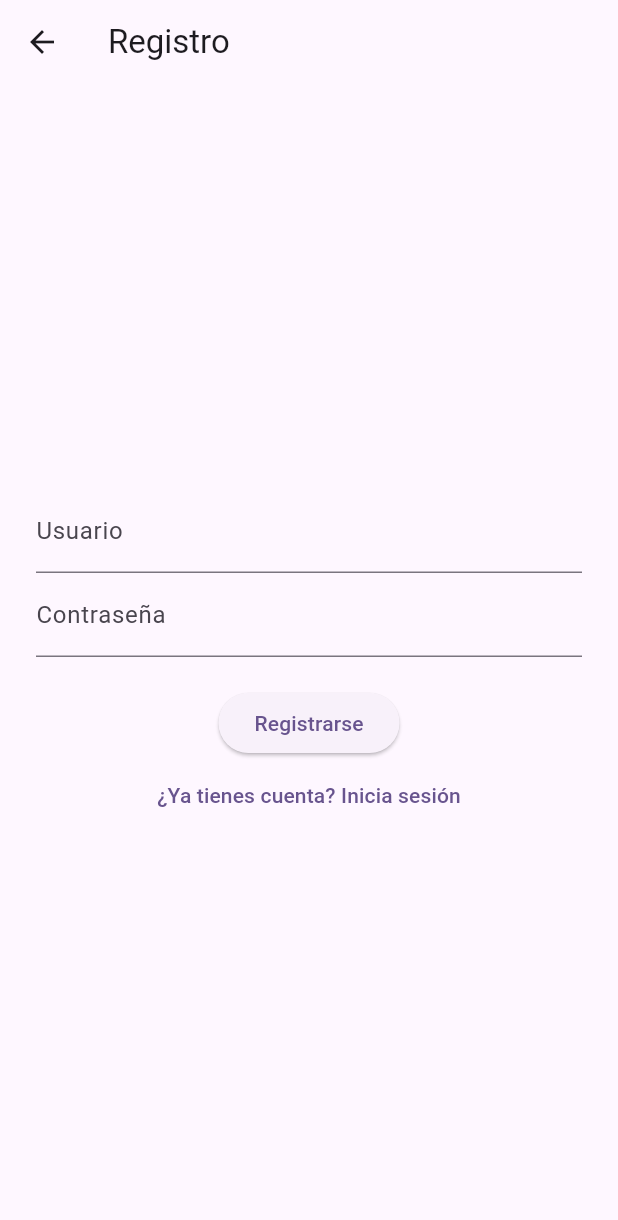
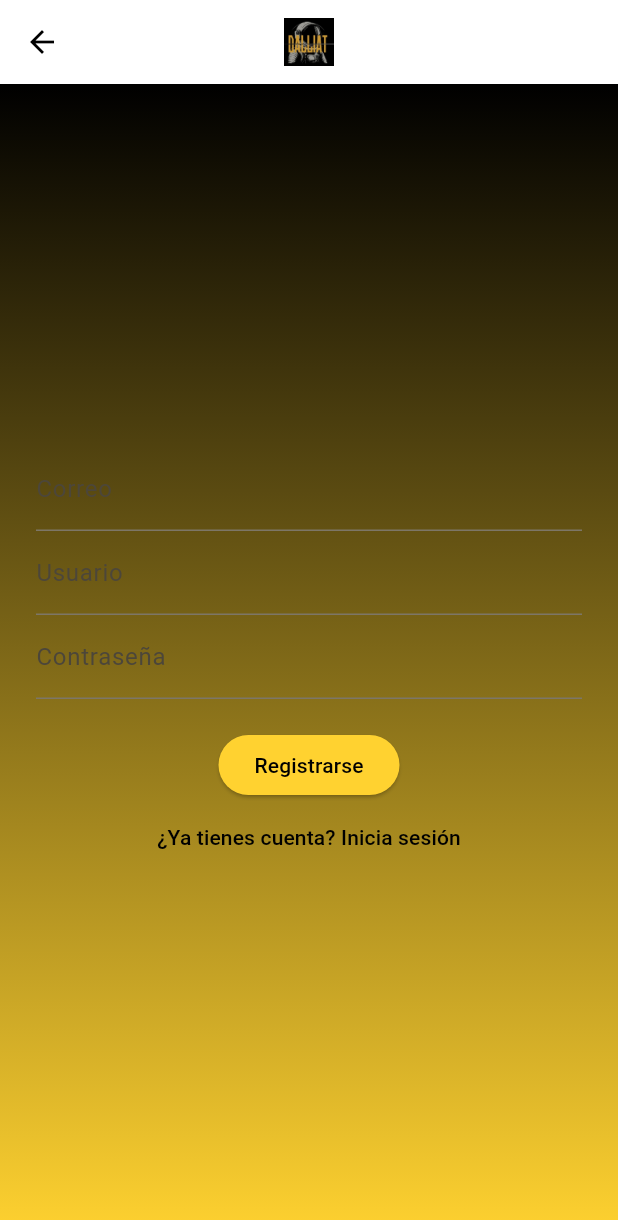
Before and after one commit to Danielpveran/DalliatApp, a Flutter app: the screen it shows after launch, after a tap on "Iniciar sesión", after a tap on "¿No tienes cuenta? Regístrate", on a phone screen of 412 x 824 dp. Shown: the top 1220 px of the screen. Run offline on Flutter 3.47's test engine with Material 3 defaults, Android fonts, the phone set to English and light mode, and no system bars; our stand-ins replace flutter_secure_storage, local_auth.

Commit message:
Se añadieron estilos y se soluciona errores en el main.dart

```diff
--- a/lib/main.dart
+++ b/lib/main.dart
@@ -2,6 +2,7 @@ import 'package:flutter/material.dart';
 import 'screens/login_screen.dart';
 import 'screens/register_screen.dart';
 import 'screens/home_screen.dart';
+import 'screens/shop_screen.dart';
 
 void main() {
   WidgetsFlutterBinding.ensureInitialized();
@@ -14,16 +15,40 @@ class MyApp extends StatelessWidget {
   @override
   Widget build(BuildContext context) {
     return MaterialApp(
-      title: 'Autenticación Biométrica',
+      title: 'Dalliat App',
       theme: ThemeData(
-        colorScheme: ColorScheme.fromSeed(seedColor: Colors.deepPurple),
         useMaterial3: true,
+        brightness: Brightness.light,
+        scaffoldBackgroundColor: Colors.white,
+        appBarTheme: const AppBarTheme(
+          backgroundColor: Colors.white,
+          foregroundColor: Colors.black,
+          elevation: 0,
+        ),
+        colorScheme: ColorScheme.fromSeed(
+          seedColor: const Color(0xFFFFD230),
+          brightness: Brightness.light,
+        ).copyWith(
+          primary: const Color(0xFFFFD230),
+          secondary: Colors.black,
+          onPrimary: Colors.black,
+        ),
+        textButtonTheme: TextButtonThemeData(
+          style: TextButton.styleFrom(foregroundColor: Colors.black),
+        ),
+        elevatedButtonTheme: ElevatedButtonThemeData(
+          style: ElevatedButton.styleFrom(
+            backgroundColor: const Color(0xFFFFD230),
+            foregroundColor: Colors.black,
+          ),
+        ),
       ),
       initialRoute: '/login',
       routes: {
         '/login': (context) => const LoginScreen(),
         '/register': (context) => const RegisterScreen(),
         '/home': (context) => const HomeScreen(),
+        '/shop': (context) => const ShopScreen(),
       },
     );
   }
--- a/lib/screens/login_screen.dart
+++ b/lib/screens/login_screen.dart
@@ -24,7 +24,17 @@ class _LoginScreenState extends State<LoginScreen> {
       _passwordController.text,
     );
     if (token != null) {
-      // Intentar autenticación biométrica
+      // Intentar autenticación biométrica con verificaciones y fallback
+      try {
+        final canCheck = await _localAuth.canCheckBiometrics;
+        final isSupported = await _localAuth.isDeviceSupported();
+
+        if (!(canCheck && isSupported)) {
+          if (!mounted) return;
+          Navigator.pushReplacementNamed(context, '/home');
+          return;
+        }
+
         final didAuth = await _localAuth.authenticate(
           localizedReason: 'Autentícate para acceder',
           options: const AuthenticationOptions(biometricOnly: true),
@@ -33,7 +43,12 @@ class _LoginScreenState extends State<LoginScreen> {
           if (!mounted) return;
           Navigator.pushReplacementNamed(context, '/home');
         } else {
-        setState(() => _error = 'Autenticación biométrica fallida');
+          setState(() => _error = 'Autenticación biométrica cancelada o fallida');
+        }
+      } catch (e) {
+        // Fallback si hay excepción (no configurada/enroll o no soportada)
+        if (!mounted) return;
+        Navigator.pushReplacementNamed(context, '/home');
       }
     } else {
       setState(() => _error = 'Usuario o contraseña incorrectos');
@@ -43,8 +58,19 @@ class _LoginScreenState extends State<LoginScreen> {
   @override
   Widget build(BuildContext context) {
     return Scaffold(
-      appBar: AppBar(title: const Text('Login')),
-      body: Padding(
+      appBar: AppBar(
+        title: Image.asset('lib/assets/IMG/LogoDalliat.png', height: 32),
+        centerTitle: true,
+      ),
+      body: Container(
+        decoration: const BoxDecoration(
+          gradient: LinearGradient(
+            colors: [Colors.black, Color(0xFFFFD230)],
+            begin: Alignment.topCenter,
+            end: Alignment.bottomCenter,
+          ),
+        ),
+        child: Padding(
           padding: const EdgeInsets.all(24),
           child: Form(
             key: _formKey,
@@ -80,6 +106,7 @@ class _LoginScreenState extends State<LoginScreen> {
             ),
           ),
         ),
+      ),
     );
   }
 }
--- a/lib/screens/register_screen.dart
+++ b/lib/screens/register_screen.dart
@@ -10,6 +10,7 @@ class RegisterScreen extends StatefulWidget {
 
 class _RegisterScreenState extends State<RegisterScreen> {
   final _formKey = GlobalKey<FormState>();
+  final _emailController = TextEditingController();
   final _usernameController = TextEditingController();
   final _passwordController = TextEditingController();
   final AuthService _authService = AuthService();
@@ -21,6 +22,7 @@ class _RegisterScreenState extends State<RegisterScreen> {
     final ok = await _authService.register(
       _usernameController.text,
       _passwordController.text,
+      _emailController.text,
     );
     if (ok) {
       setState(() {
@@ -38,14 +40,31 @@ class _RegisterScreenState extends State<RegisterScreen> {
   @override
   Widget build(BuildContext context) {
     return Scaffold(
-      appBar: AppBar(title: const Text('Registro')),
-      body: Padding(
+      appBar: AppBar(
+        title: Image.asset('lib/assets/IMG/LogoDalliat.png', height: 32),
+        centerTitle: true,
+      ),
+      body: Container(
+        decoration: const BoxDecoration(
+          gradient: LinearGradient(
+            colors: [Colors.black, Color(0xFFFFD230)],
+            begin: Alignment.topCenter,
+            end: Alignment.bottomCenter,
+          ),
+        ),
+        child: Padding(
           padding: const EdgeInsets.all(24),
           child: Form(
             key: _formKey,
             child: Column(
               mainAxisAlignment: MainAxisAlignment.center,
               children: [
+                TextFormField(
+                  controller: _emailController,
+                  decoration: const InputDecoration(labelText: 'Correo'),
+                  keyboardType: TextInputType.emailAddress,
+                  validator: (v) => v == null || v.isEmpty || !v.contains('@') ? 'Correo inválido' : null,
+                ),
                 TextFormField(
                   controller: _usernameController,
                   decoration: const InputDecoration(labelText: 'Usuario'),
@@ -80,6 +99,7 @@ class _RegisterScreenState extends State<RegisterScreen> {
             ),
           ),
         ),
+      ),
     );
   }
 }
--- a/lib/services/auth_service.dart
+++ b/lib/services/auth_service.dart
@@ -22,12 +22,12 @@ class AuthService {
     return null;
   }
 
-  Future<bool> register(String username, String password) async {
+  Future<bool> register(String username, String password, String email) async {
     final url = Uri.parse('$baseUrl/users/register');
     final response = await http.post(
       url,
       headers: {'Content-Type': 'application/json'},
-      body: jsonEncode({'username': username, 'password': password}),
+      body: jsonEncode({'username': username, 'password': password, 'email': email}),
     );
     return response.statusCode == 201;
   }
--- a/pubspec.yaml
+++ b/pubspec.yaml
@@ -1,4 +1,4 @@
-name: videoapp
+name: dalliatapp
 description: "A new Flutter project."
 # The following line prevents the package from being accidentally published to
 # pub.dev using `flutter pub publish`. This is preferred for private packages.
@@ -51,6 +51,8 @@ flutter:
   # included with your application, so that you can use the icons in
   # the material Icons class.
   uses-material-design: true
+  assets:
+    - lib/assets/IMG/
 
   # To add assets to your application, add an assets section, like this:
   # assets:
```
Also changed, not shown: lib/screens/home_screen.dart (+20 -3 lines), lib/screens/shop_screen.dart (added, +254 -0 lines), lib/assets/IMG/ChaquetaHombre.jpeg (added), lib/assets/IMG/LogoDalliat.png (added), lib/assets/IMG/camisa.jpeg (added), lib/assets/IMG/gorra.jpeg (added), 10 other files. Lines whose indentation alone changed are shown as unchanged.
